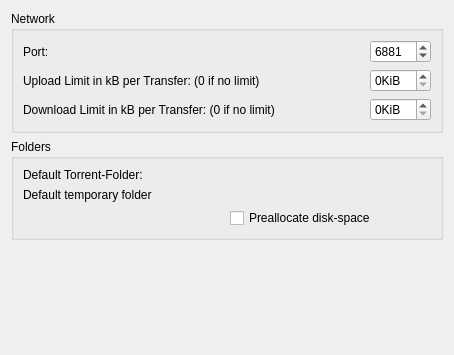
First picture: the form in transfer-plugins/bittorrent/btsettingswidget.ui, repository KDE/kget, before the edit.
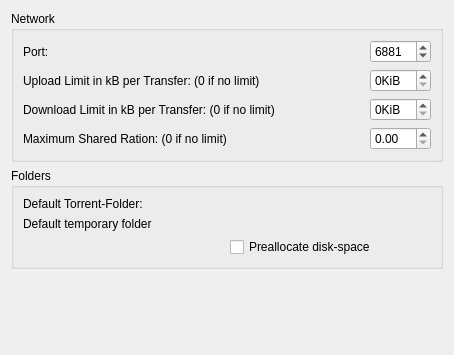
Second picture: the form after the edit. Custom widgets are drawn as their Qt base class.

Commit message: New Option: Maximum Shared Ratio

```diff
--- a/transfer-plugins/bittorrent/btsettingswidget.ui
+++ b/transfer-plugins/bittorrent/btsettingswidget.ui
@@ -73,6 +73,16 @@
         </property>
        </widget>
       </item>
+      <item row="3" column="0" >
+       <widget class="QLabel" name="label" >
+        <property name="text" >
+         <string>Maximum Shared Ration: (0 if no limit)</string>
+        </property>
+       </widget>
+      </item>
+      <item row="3" column="1" >
+       <widget class="QDoubleSpinBox" name="sharedRatioSpin" />
+      </item>
      </layout>
     </widget>
    </item>
```
The commit also changes 3 other files.
